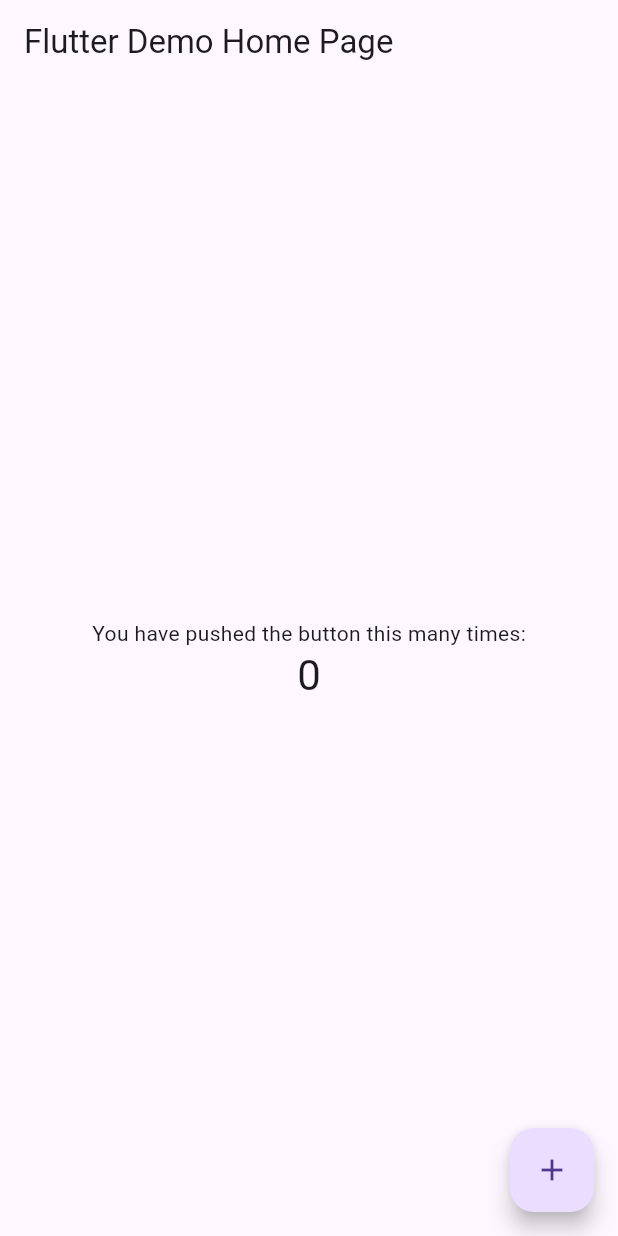
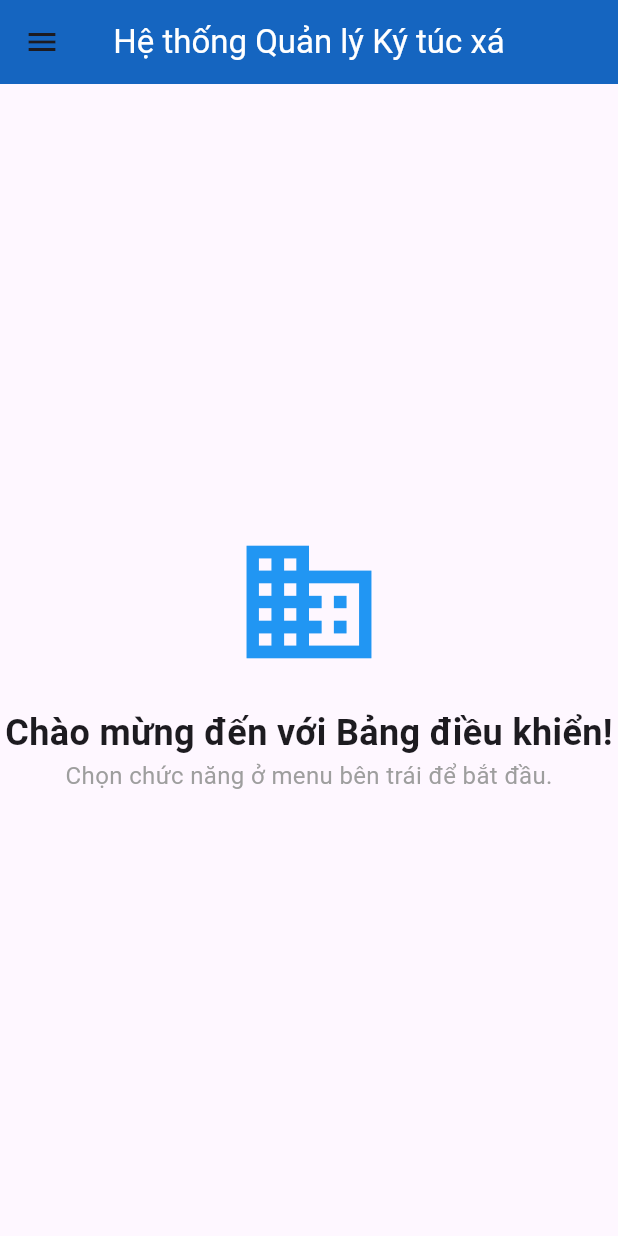
Before and after one commit to wyn0502/nhom_Quynh_Tai, a Flutter app: the screen it shows after launch, on a phone screen of 412 x 824 dp. Run offline on Flutter 3.47's test engine with Material 3 defaults, Android fonts, the phone set to English and light mode, and no system bars.

```diff
--- a/tai_quynh_dormitory_management/lib/main.dart
+++ b/tai_quynh_dormitory_management/lib/main.dart
@@ -1,113 +1,93 @@
 import 'package:flutter/material.dart';
 
 void main() {
-  runApp(MyApp());
+  runApp(const DormitoryApp());
 }
 
-class MyApp extends StatelessWidget {
-  // This widget is the root of your application.
+class DormitoryApp extends StatelessWidget {
+  // Sửa lại cú pháp key cho tương thích với Dart cũ
+  const DormitoryApp({Key? key}) : super(key: key);
+
   @override
   Widget build(BuildContext context) {
     return MaterialApp(
-      title: 'Flutter Demo',
+      title: 'Quản lý Ký túc xá',
+      debugShowCheckedModeBanner: false,
       theme: ThemeData(
-        // This is the theme of your application.
-        //
-        // Try running your application with "flutter run". You'll see the
-        // application has a blue toolbar. Then, without quitting the app, try
-        // changing the primarySwatch below to Colors.green and then invoke
-        // "hot reload" (press "r" in the console where you ran "flutter run",
-        // or simply save your changes to "hot reload" in a Flutter IDE).
-        // Notice that the counter didn't reset back to zero; the application
-        // is not restarted.
         primarySwatch: Colors.blue,
+        // Đã xóa dòng useMaterial3: true gây lỗi
       ),
-      home: MyHomePage(title: 'Flutter Demo Home Page'),
+      home: const DashboardScreen(),
     );
   }
 }
 
-class MyHomePage extends StatefulWidget {
-  MyHomePage({Key? key, required this.title}) : super(key: key);
-
-  // This widget is the home page of your application. It is stateful, meaning
-  // that it has a State object (defined below) that contains fields that affect
-  // how it looks.
-
-  // This class is the configuration for the state. It holds the values (in this
-  // case the title) provided by the parent (in this case the App widget) and
-  // used by the build method of the State. Fields in a Widget subclass are
-  // always marked "final".
-
-  final String title;
-
-  @override
-  _MyHomePageState createState() => _MyHomePageState();
-}
-
-class _MyHomePageState extends State<MyHomePage> {
-  int _counter = 0;
-
-  void _incrementCounter() {
-    setState(() {
-      // This call to setState tells the Flutter framework that something has
-      // changed in this State, which causes it to rerun the build method below
-      // so that the display can reflect the updated values. If we changed
-      // _counter without calling setState(), then the build method would not be
-      // called again, and so nothing would appear to happen.
-      _counter++;
-    });
-  }
+class DashboardScreen extends StatelessWidget {
+  // Sửa lại cú pháp key
+  const DashboardScreen({Key? key}) : super(key: key);
 
   @override
   Widget build(BuildContext context) {
-    // This method is rerun every time setState is called, for instance as done
-    // by the _incrementCounter method above.
-    //
-    // The Flutter framework has been optimized to make rerunning build methods
-    // fast, so that you can just rebuild anything that needs updating rather
-    // than having to individually change instances of widgets.
     return Scaffold(
       appBar: AppBar(
-        // Here we take the value from the MyHomePage object that was created by
-        // the App.build method, and use it to set our appbar title.
-        title: Text(widget.title),
+        title: const Text('Hệ thống Quản lý Ký túc xá', style: TextStyle(color: Colors.white)),
+        backgroundColor: Colors.blue[800],
+        centerTitle: true,
       ),
-      body: Center(
-        // Center is a layout widget. It takes a single child and positions it
-        // in the middle of the parent.
-        child: Column(
-          // Column is also a layout widget. It takes a list of children and
-          // arranges them vertically. By default, it sizes itself to fit its
-          // children horizontally, and tries to be as tall as its parent.
-          //
-          // Invoke "debug painting" (press "p" in the console, choose the
-          // "Toggle Debug Paint" action from the Flutter Inspector in Android
-          // Studio, or the "Toggle Debug Paint" command in Visual Studio Code)
-          // to see the wireframe for each widget.
-          //
-          // Column has various properties to control how it sizes itself and
-          // how it positions its children. Here we use mainAxisAlignment to
-          // center the children vertically; the main axis here is the vertical
-          // axis because Columns are vertical (the cross axis would be
-          // horizontal).
-          mainAxisAlignment: MainAxisAlignment.center,
-          children: <Widget>[
-            Text(
-              'You have pushed the button this many times:',
+      drawer: Drawer(
+        child: ListView(
+          padding: EdgeInsets.zero,
+          children: [
+            UserAccountsDrawerHeader(
+              accountName: const Text("Ban Quản Lý"),
+              accountEmail: const Text("admin@dormitory.edu.vn"),
+              currentAccountPicture: const CircleAvatar(
+                backgroundColor: Colors.white,
+                child: Icon(Icons.admin_panel_settings, size: 40, color: Colors.blue),
+              ),
+              decoration: BoxDecoration(color: Colors.blue[800]),
             ),
-            Text(
-              '$_counter',
-              style: Theme.of(context).textTheme.headline4,
+            ListTile(
+              leading: const Icon(Icons.meeting_room),
+              title: const Text('Quản lý Phòng'),
+              onTap: () {},
+            ),
+            ListTile(
+              leading: const Icon(Icons.people),
+              title: const Text('Quản lý Sinh viên'),
+              onTap: () {},
+            ),
+            ListTile(
+              leading: const Icon(Icons.receipt_long),
+              title: const Text('Quản lý Hóa đơn'),
+              onTap: () {},
+            ),
+            const Divider(),
+            ListTile(
+              leading: const Icon(Icons.logout, color: Colors.red),
+              title: const Text('Đăng xuất', style: TextStyle(color: Colors.red)),
+              onTap: () {},
             ),
           ],
         ),
       ),
-      floatingActionButton: FloatingActionButton(
-        onPressed: _incrementCounter,
-        tooltip: 'Increment',
-        child: Icon(Icons.add),
-      ), // This trailing comma makes auto-formatting nicer for build methods.
+      body: Center(
+        child: Column(
+          mainAxisAlignment: MainAxisAlignment.center,
+          children: const [
+            Icon(Icons.domain, size: 100, color: Colors.blue),
+            SizedBox(height: 20),
+            Text(
+              'Chào mừng đến với Bảng điều khiển!',
+              style: TextStyle(fontSize: 24, fontWeight: FontWeight.bold),
+            ),
+            Text(
+              'Chọn chức năng ở menu bên trái để bắt đầu.',
+              style: TextStyle(fontSize: 16, color: Colors.grey),
+            ),
+          ],
+        ),
+      ),
     );
   }
 }
```
